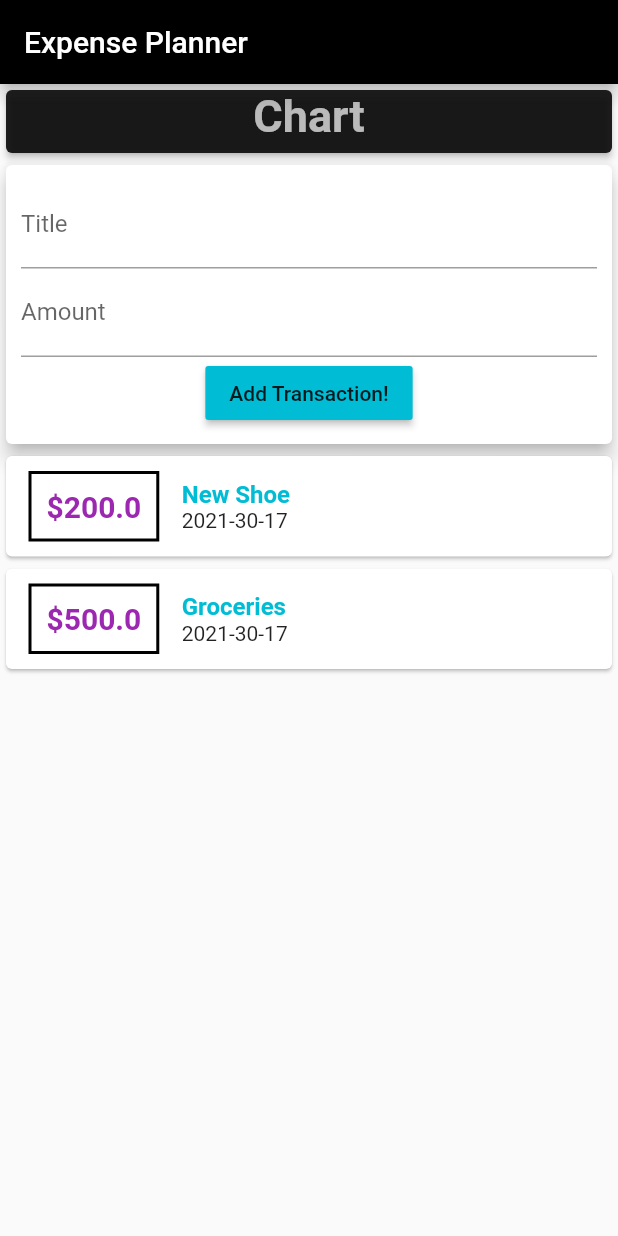
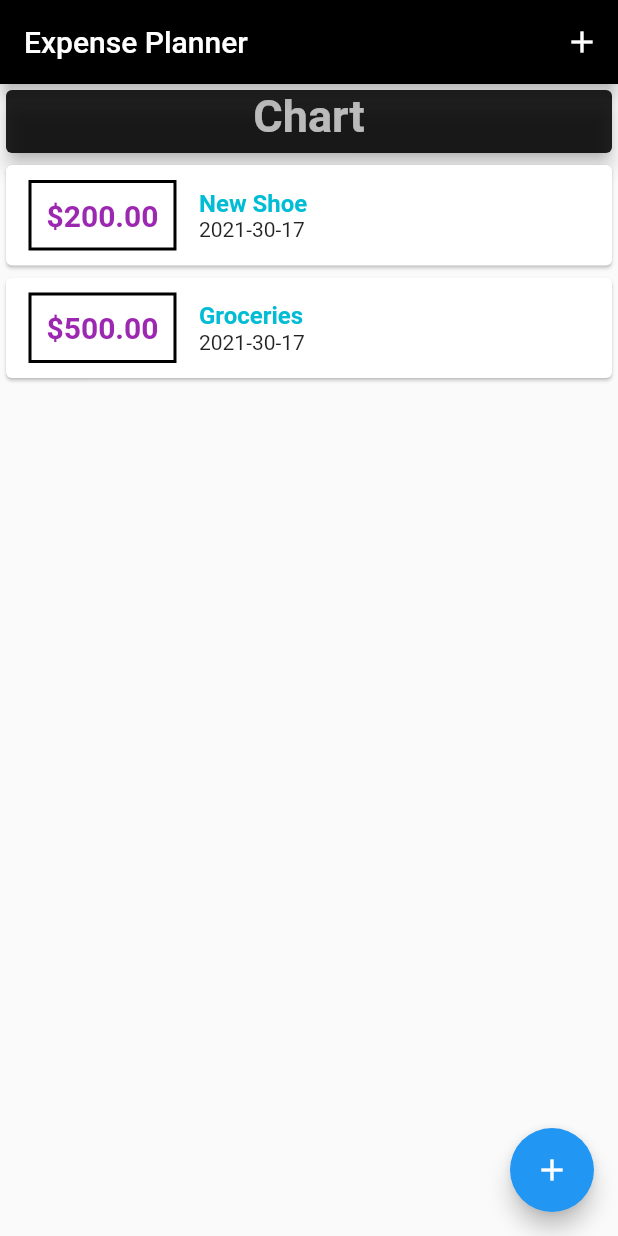
Before and after one commit to abhijit-bora/expense_planner, a Flutter app: the screen it shows after launch, on a phone screen of 412 x 824 dp. Run offline on Flutter 3.47's test engine with Material 2 defaults, Android fonts, the phone set to English and light mode, and no system bars.

Commit message:
Floating add widget

```diff
--- a/lib/main.dart
+++ b/lib/main.dart
@@ -1,5 +1,7 @@
 import 'package:flutter/material.dart';
-import 'package:flutter_complete_guide/widgets/user_transaction.dart';
+import './widgets/tansaction_list.dart';
+import './widgets/new_transaction.dart';
+import './models/transaction.dart';
 
 void main() {
   runApp(MyApp());
@@ -18,9 +20,50 @@ class MyApp extends StatelessWidget {
   }
 }
 
-class MyHomePage extends StatelessWidget {
+class MyHomePage extends StatefulWidget {
+  @override
+  State<MyHomePage> createState() => _MyHomePageState();
+}
+
+class _MyHomePageState extends State<MyHomePage> {
   String titleInput;
   String amountInput;
+
+  final List<Transaction> _userTransacctions = [
+    Transaction(
+      id: 't1',
+      title: 'New Shoe',
+      amount: 200,
+      date: DateTime.now(),
+    ),
+    Transaction(
+      id: 'id2',
+      title: 'Groceries',
+      amount: 500,
+      date: DateTime.now(),
+    )
+  ];
+
+  void _addNewTransaction(String txTitle, double txAmount) {
+    final newTx = Transaction(
+      title: txTitle,
+      amount: txAmount,
+      date: DateTime.now(),
+      id: DateTime.now().toString(),
+    );
+
+    setState(() {
+      _userTransacctions.add(newTx);
+    });
+  }
+
+  void _startAddNewTransaction(BuildContext ctx) {
+    showModalBottomSheet(
+        context: ctx,
+        builder: (_) {
+          return NewTransaction(_addNewTransaction);
+        });
+  }
 
   @override
   Widget build(BuildContext context) {
@@ -28,6 +71,12 @@ class MyHomePage extends StatelessWidget {
       appBar: AppBar(
         backgroundColor: Colors.black,
         title: Text('Expense Planner'),
+        actions: <Widget>[
+          IconButton(
+            icon: Icon(Icons.add),
+            onPressed: () => _startAddNewTransaction(context),
+          ),
+        ],
       ),
       body: Column(
         mainAxisAlignment: MainAxisAlignment.start,
@@ -46,11 +95,15 @@ class MyHomePage extends StatelessWidget {
                 ),
                 textAlign: TextAlign.center,
               ),
-              elevation: 2,
+              elevation: 5,
             ),
           ),
-          UserTransactions(),
+          TransactionList(_userTransacctions),
         ],
+      ),
+      floatingActionButton: FloatingActionButton(
+        child: Icon(Icons.add),
+        onPressed: () => _startAddNewTransaction(context),
       ),
     );
   }
--- a/lib/widgets/tansaction_list.dart
+++ b/lib/widgets/tansaction_list.dart
@@ -29,7 +29,7 @@ class TransactionList extends StatelessWidget {
                   ),
                   padding: EdgeInsets.all(10),
                   child: Text(
-                    '\$${transactions[index].amount}',
+                    '\$${transactions[index].amount.toStringAsFixed(2)}',
                     style: TextStyle(
                       fontWeight: FontWeight.bold,
                       fontSize: 20,
--- a/lib/widgets/user_transaction.dart
+++ /dev/null
@@ -1,49 +0,0 @@
-import 'package:flutter/material.dart';
-import 'tansaction_list.dart';
-import 'new_transaction.dart';
-import '../models/transaction.dart';
-
-class UserTransactions extends StatefulWidget {
-  @override
-  _UserTransactionsState createState() => _UserTransactionsState();
-}
-
-class _UserTransactionsState extends State<UserTransactions> {
-  final List<Transaction> _userTransacctions = [
-    Transaction(
-      id: 't1',
-      title: 'New Shoe',
-      amount: 200,
-      date: DateTime.now(),
-    ),
-    Transaction(
-      id: 'id2',
-      title: 'Groceries',
-      amount: 500,
-      date: DateTime.now(),
-    )
-  ];
-
-  void _addNewTransaction(String txTitle, double txAmount) {
-    final newTx = Transaction(
-      title: txTitle,
-      amount: txAmount,
-      date: DateTime.now(),
-      id: DateTime.now().toString(),
-    );
-
-    setState(() {
-      _userTransacctions.add(newTx);
-    });
-  }
-
-  @override
-  Widget build(BuildContext context) {
-    return Column(
-      children: <Widget>[
-        NewTransaction(_addNewTransaction),
-        TransactionList(_userTransacctions),
-      ],
-    );
-  }
-}
```
